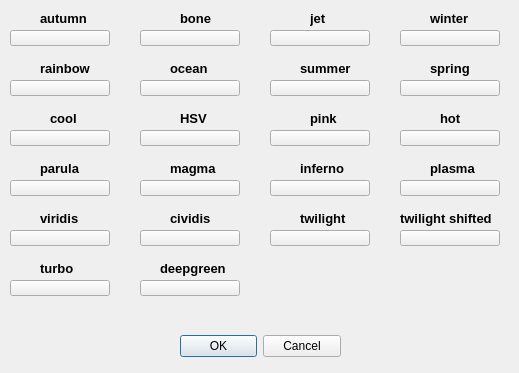
The window that convertir_color_falso.ui (FranciscoDavidCampuzanoMelgarejo/ProyectoInfGraf) describes before a commit, drawn with Qt 5.
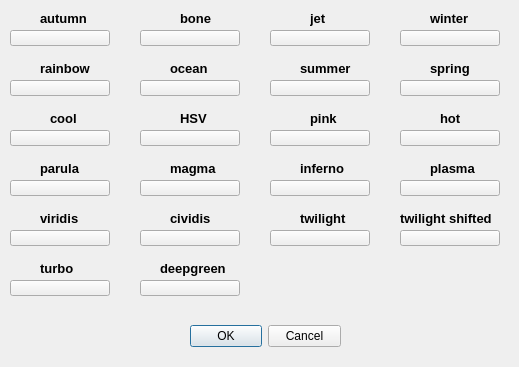
The same window after the commit. Icons and pictures are not drawn.

The edit to the form file:
```diff
--- a/convertir_color_falso.ui
+++ b/convertir_color_falso.ui
@@ -7,7 +7,7 @@
     <x>0</x>
     <y>0</y>
     <width>519</width>
-    <height>373</height>
+    <height>367</height>
    </rect>
   </property>
   <property name="windowTitle">
@@ -16,9 +16,9 @@
   <widget class="QDialogButtonBox" name="buttonBox">
    <property name="geometry">
     <rect>
-     <x>180</x>
-     <y>330</y>
-     <width>161</width>
+     <x>190</x>
+     <y>320</y>
+     <width>151</width>
      <height>32</height>
     </rect>
    </property>
```
Left out of the diff: 2 changed lines with no effect on the pictures.
